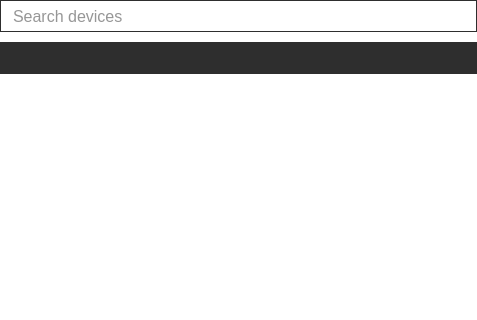
This is parsec/core/gui/forms/devices_widget.ui in Scille/parsec-cloud as Qt 5 draws it before an edit; both pictures show x 0 to 477 and y 0 to 320 of the 477 by 548 pixel window. The edited form follows.
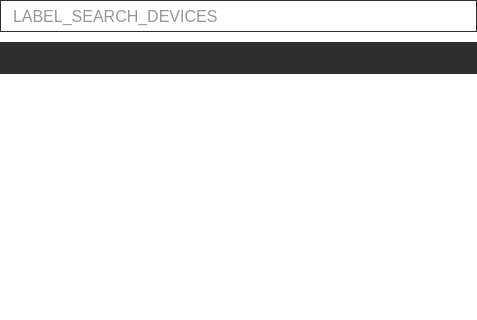
This is the edited form. Icons and pictures are not drawn.

What changed in the file:
```diff
--- a/parsec/core/gui/forms/devices_widget.ui
+++ b/parsec/core/gui/forms/devices_widget.ui
@@ -61,8 +61,11 @@
 padding-left: 10px;
 color: rgb(46, 46, 46);</string>
        </property>
+       <property name="text">
+        <string/>
+       </property>
        <property name="placeholderText">
-        <string>Search devices</string>
+        <string>LABEL_SEARCH_DEVICES</string>
        </property>
       </widget>
      </item>
```
